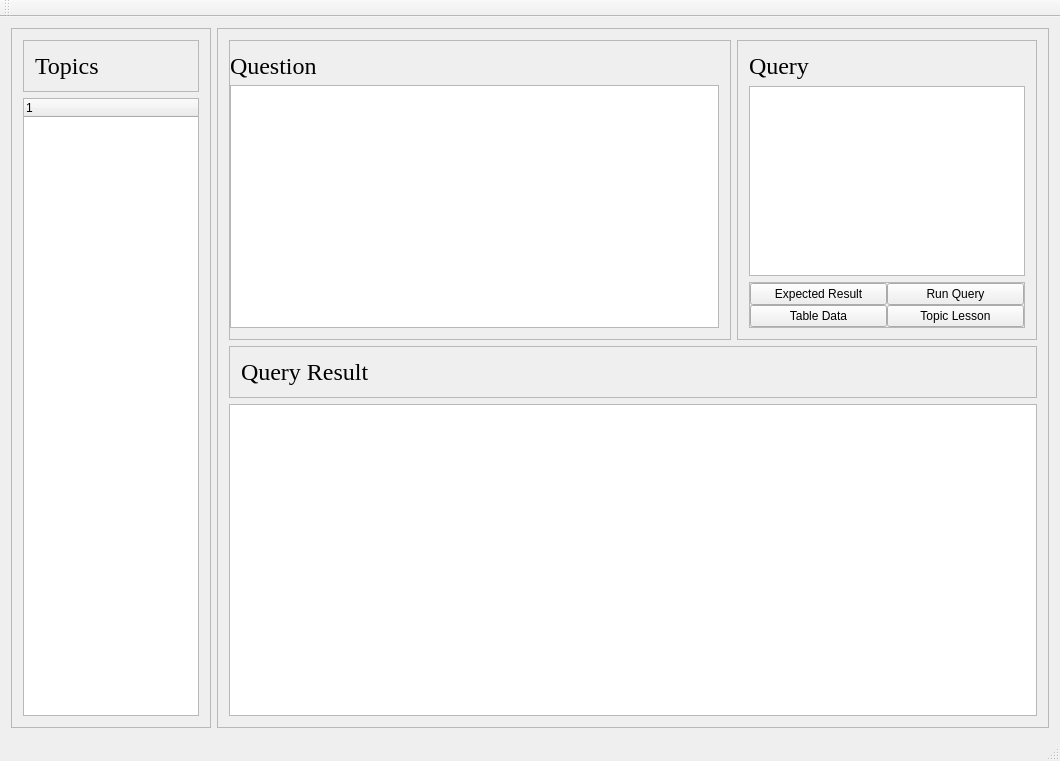
Qt form mainwindow.ui (tuxta/myquerytutor) before a commit.
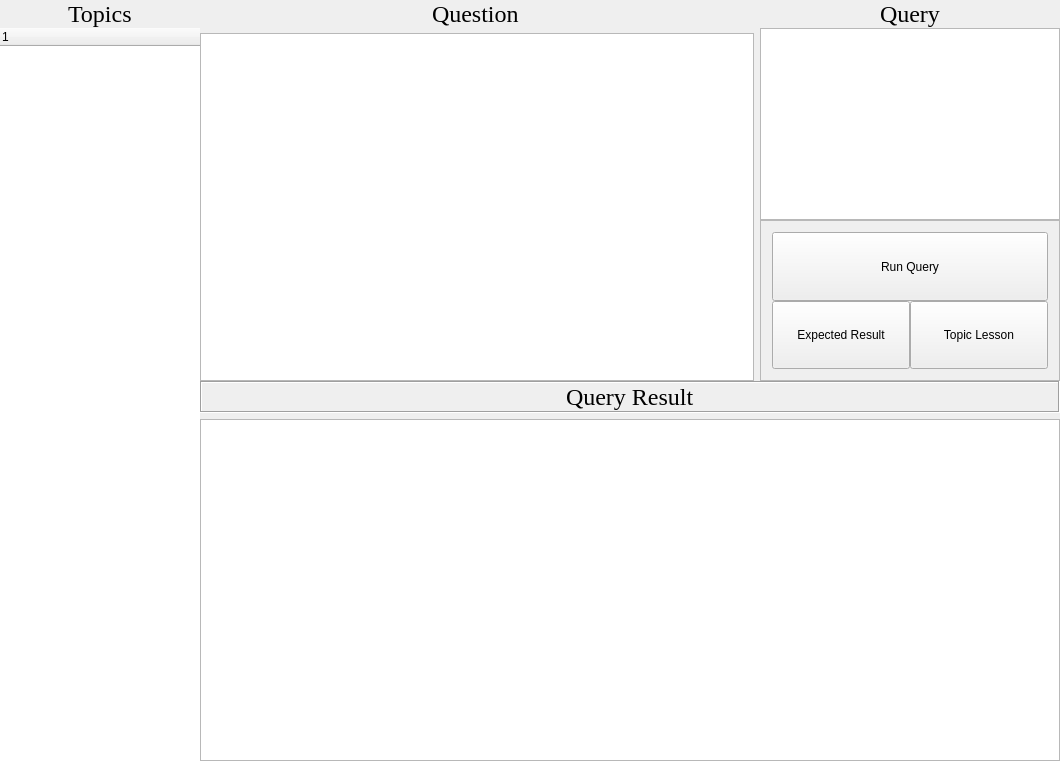
The same form after that commit.

Commit message: Ported MyQueryTutor to Python and added functionality. Added the lesson and expected result button operations

```diff
--- a/mainwindow.ui
+++ b/mainwindow.ui
@@ -15,7 +15,7 @@
   </property>
   <widget class="QWidget" name="centralWidget">
    <property name="sizePolicy">
-    <sizepolicy hsizetype="Preferred" vsizetype="MinimumExpanding">
+    <sizepolicy hsizetype="Expanding" vsizetype="Expanding">
      <horstretch>0</horstretch>
      <verstretch>0</verstretch>
     </sizepolicy>
@@ -27,12 +27,30 @@
     </size>
    </property>
    <layout class="QGridLayout" name="gridLayout_3">
+    <property name="leftMargin">
+     <number>0</number>
+    </property>
+    <property name="topMargin">
+     <number>0</number>
+    </property>
+    <property name="rightMargin">
+     <number>0</number>
+    </property>
+    <property name="bottomMargin">
+     <number>0</number>
+    </property>
+    <property name="spacing">
+     <number>0</number>
+    </property>
     <item row="0" column="0">
      <layout class="QHBoxLayout" name="horizontalLayout_3">
+      <property name="spacing">
+       <number>0</number>
+      </property>
       <item>
        <widget class="QFrame" name="frame">
         <property name="sizePolicy">
-         <sizepolicy hsizetype="Fixed" vsizetype="Preferred">
+         <sizepolicy hsizetype="Expanding" vsizetype="Expanding">
           <horstretch>0</horstretch>
           <verstretch>0</verstretch>
          </sizepolicy>
@@ -50,21 +68,73 @@
          </size>
         </property>
         <property name="frameShape">
-         <enum>QFrame::StyledPanel</enum>
+         <enum>QFrame::NoFrame</enum>
         </property>
         <property name="frameShadow">
-         <enum>QFrame::Raised</enum>
+         <enum>QFrame::Plain</enum>
+        </property>
+        <property name="lineWidth">
+         <number>0</number>
         </property>
         <layout class="QVBoxLayout" name="verticalLayout">
+         <property name="spacing">
+          <number>0</number>
+         </property>
+         <property name="sizeConstraint">
+          <enum>QLayout::SetNoConstraint</enum>
+         </property>
+         <property name="leftMargin">
+          <number>0</number>
+         </property>
+         <property name="topMargin">
+          <number>0</number>
+         </property>
+         <property name="rightMargin">
+          <number>0</number>
+         </property>
+         <property name="bottomMargin">
+          <number>0</number>
+         </property>
          <item>
           <widget class="QFrame" name="frame_6">
            <property name="frameShape">
-            <enum>QFrame::StyledPanel</enum>
+            <enum>QFrame::NoFrame</enum>
            </property>
            <property name="frameShadow">
-            <enum>QFrame::Raised</enum>
+            <enum>QFrame::Plain</enum>
+           </property>
+           <property name="lineWidth">
+            <number>0</number>
            </property>
            <layout class="QHBoxLayout" name="horizontalLayout">
+            <property name="spacing">
+             <number>6</number>
+            </property>
+            <property name="leftMargin">
+             <number>0</number>
+            </property>
+            <property name="topMargin">
+             <number>0</number>
+            </property>
+            <property name="rightMargin">
+             <number>0</number>
+            </property>
+            <property name="bottomMargin">
+             <number>0</number>
+            </property>
+            <item>
+             <spacer name="horizontalSpacer_8">
+              <property name="orientation">
+               <enum>Qt::Horizontal</enum>
+              </property>
+              <property name="sizeHint" stdset="0">
+               <size>
+                <width>40</width>
+                <height>20</height>
+               </size>
+              </property>
+             </spacer>
+            </item>
             <item>
              <widget class="QLabel" name="label">
               <property name="sizePolicy">
@@ -108,6 +178,12 @@
          </item>
          <item>
           <widget class="QTreeWidget" name="questionSelectTree">
+           <property name="frameShape">
+            <enum>QFrame::NoFrame</enum>
+           </property>
+           <property name="frameShadow">
+            <enum>QFrame::Plain</enum>
+           </property>
            <column>
             <property name="text">
              <string notr="true">1</string>
@@ -121,7 +197,7 @@
       <item>
        <widget class="QFrame" name="frame_2">
         <property name="sizePolicy">
-         <sizepolicy hsizetype="Preferred" vsizetype="Expanding">
+         <sizepolicy hsizetype="Expanding" vsizetype="Expanding">
           <horstretch>0</horstretch>
           <verstretch>0</verstretch>
          </sizepolicy>
@@ -133,20 +209,47 @@
          </size>
         </property>
         <property name="frameShape">
-         <enum>QFrame::StyledPanel</enum>
+         <enum>QFrame::NoFrame</enum>
         </property>
         <property name="frameShadow">
-         <enum>QFrame::Raised</enum>
+         <enum>QFrame::Plain</enum>
+        </property>
+        <property name="lineWidth">
+         <number>0</number>
         </property>
         <layout class="QGridLayout" name="gridLayout_5">
+         <property name="sizeConstraint">
+          <enum>QLayout::SetNoConstraint</enum>
+         </property>
+         <property name="leftMargin">
+          <number>0</number>
+         </property>
+         <property name="topMargin">
+          <number>0</number>
+         </property>
+         <property name="rightMargin">
+          <number>0</number>
+         </property>
+         <property name="bottomMargin">
+          <number>0</number>
+         </property>
+         <property name="spacing">
+          <number>0</number>
+         </property>
          <item row="0" column="0">
           <layout class="QVBoxLayout" name="verticalLayout_6">
+           <property name="spacing">
+            <number>0</number>
+           </property>
+           <property name="sizeConstraint">
+            <enum>QLayout::SetNoConstraint</enum>
+           </property>
            <item>
             <layout class="QHBoxLayout" name="horizontalLayout_5">
              <item>
               <widget class="QFrame" name="frame_5">
                <property name="sizePolicy">
-                <sizepolicy hsizetype="MinimumExpanding" vsizetype="Fixed">
+                <sizepolicy hsizetype="Expanding" vsizetype="Expanding">
                  <horstretch>0</horstretch>
                  <verstretch>0</verstretch>
                 </sizepolicy>
@@ -157,26 +260,51 @@
                  <height>300</height>
                 </size>
                </property>
-               <property name="maximumSize">
-                <size>
-                 <width>16777215</width>
-                 <height>300</height>
-                </size>
-               </property>
                <property name="frameShape">
-                <enum>QFrame::StyledPanel</enum>
+                <enum>QFrame::NoFrame</enum>
                </property>
                <property name="frameShadow">
-                <enum>QFrame::Raised</enum>
+                <enum>QFrame::Plain</enum>
+               </property>
+               <property name="lineWidth">
+                <number>0</number>
                </property>
                <layout class="QGridLayout" name="gridLayout_2">
                 <property name="leftMargin">
                  <number>0</number>
                 </property>
+                <property name="topMargin">
+                 <number>0</number>
+                </property>
+                <property name="rightMargin">
+                 <number>0</number>
+                </property>
+                <property name="bottomMargin">
+                 <number>0</number>
+                </property>
+                <property name="spacing">
+                 <number>0</number>
+                </property>
                 <item row="0" column="0">
                  <layout class="QVBoxLayout" name="verticalLayout_2">
                   <item>
                    <layout class="QHBoxLayout" name="horizontalLayout_2">
+                    <property name="spacing">
+                     <number>0</number>
+                    </property>
+                    <item>
+                     <spacer name="horizontalSpacer_4">
+                      <property name="orientation">
+                       <enum>Qt::Horizontal</enum>
+                      </property>
+                      <property name="sizeHint" stdset="0">
+                       <size>
+                        <width>40</width>
+                        <height>20</height>
+                       </size>
+                      </property>
+                     </spacer>
+                    </item>
                     <item>
                      <widget class="QLabel" name="label_question">
                       <property name="sizePolicy">
@@ -215,8 +343,8 @@
                       </property>
                       <property name="sizeHint" stdset="0">
                        <size>
-                        <width>358</width>
-                        <height>17</height>
+                        <width>40</width>
+                        <height>20</height>
                        </size>
                       </property>
                      </spacer>
@@ -261,7 +389,7 @@
              <item>
               <widget class="QFrame" name="frame_3">
                <property name="sizePolicy">
-                <sizepolicy hsizetype="Fixed" vsizetype="Fixed">
+                <sizepolicy hsizetype="Expanding" vsizetype="Expanding">
                  <horstretch>0</horstretch>
                  <verstretch>0</verstretch>
                 </sizepolicy>
@@ -275,22 +403,65 @@
                <property name="maximumSize">
                 <size>
                  <width>300</width>
-                 <height>300</height>
+                 <height>16777215</height>
                 </size>
                </property>
                <property name="frameShape">
-                <enum>QFrame::StyledPanel</enum>
+                <enum>QFrame::NoFrame</enum>
                </property>
                <property name="frameShadow">
-                <enum>QFrame::Raised</enum>
+                <enum>QFrame::Plain</enum>
+               </property>
+               <property name="lineWidth">
+                <number>0</number>
                </property>
                <layout class="QGridLayout" name="gridLayout_4">
+                <property name="sizeConstraint">
+                 <enum>QLayout::SetNoConstraint</enum>
+                </property>
+                <property name="leftMargin">
+                 <number>0</number>
+                </property>
+                <property name="topMargin">
+                 <number>0</number>
+                </property>
+                <property name="rightMargin">
+                 <number>0</number>
+                </property>
+                <property name="bottomMargin">
+                 <number>0</number>
+                </property>
+                <property name="spacing">
+                 <number>0</number>
+                </property>
                 <item row="0" column="0">
-                 <layout class="QVBoxLayout" name="verticalLayout_5">
+                 <layout class="QVBoxLayout" name="verticalLayout_7">
+                  <property name="spacing">
+                   <number>0</number>
+                  </property>
                   <item>
                    <layout class="QVBoxLayout" name="verticalLayout_4">
+                    <property name="spacing">
+                     <number>0</number>
+                    </property>
                     <item>
                      <layout class="QHBoxLayout" name="horizontalLayout_4">
+                      <property name="spacing">
+                       <number>0</number>
+                      </property>
+                      <item>
+                       <spacer name="horizontalSpacer_6">
+                        <property name="orientation">
+                         <enum>Qt::Horizontal</enum>
+                        </property>
+                        <property name="sizeHint" stdset="0">
+                         <size>
+                          <width>40</width>
+                          <height>20</height>
+                         </size>
+                        </property>
+                       </spacer>
+                      </item>
                       <item>
                        <widget class="QLabel" name="label_query">
                         <property name="sizePolicy">
@@ -311,14 +482,14 @@
                        </widget>
                       </item>
                       <item>
-                       <spacer name="horizontalSpacer_6">
+                       <spacer name="horizontalSpacer_7">
                         <property name="orientation">
                          <enum>Qt::Horizontal</enum>
                         </property>
                         <property name="sizeHint" stdset="0">
                          <size>
-                          <width>258</width>
-                          <height>24</height>
+                          <width>40</width>
+                          <height>20</height>
                          </size>
                         </property>
                        </spacer>
@@ -386,72 +557,64 @@
                      <number>0</number>
                     </property>
                     <layout class="QGridLayout" name="gridLayout">
-                     <property name="leftMargin">
-                      <number>0</number>
-                     </property>
-                     <property name="topMargin">
-                      <number>0</number>
-                     </property>
-                     <property name="rightMargin">
-                      <number>0</number>
-                     </property>
-                     <property name="bottomMargin">
-                      <number>0</number>
-                     </property>
-                     <property name="spacing">
-                      <number>0</number>
-                     </property>
                      <item row="0" column="0">
-                      <widget class="QPushButton" name="expectedResult_button">
-                       <property name="sizePolicy">
-                        <sizepolicy hsizetype="Expanding" vsizetype="Expanding">
-                         <horstretch>0</horstretch>
-                         <verstretch>0</verstretch>
-                        </sizepolicy>
+                      <layout class="QVBoxLayout" name="verticalLayout_5">
+                       <property name="spacing">
+                        <number>0</number>
                        </property>
-                       <property name="text">
-                        <string>Expected Result</string>
-                       </property>
-                      </widget>
-                     </item>
-                     <item row="0" column="1">
-                      <widget class="QPushButton" name="runQuery_button">
-                       <property name="sizePolicy">
-                        <sizepolicy hsizetype="Expanding" vsizetype="Expanding">
-                         <horstretch>0</horstretch>
-                         <verstretch>0</verstretch>
-                        </sizepolicy>
-                       </property>
-                       <property name="text">
-                        <string>Run Query</string>
-                       </property>
-                      </widget>
-                     </item>
-                     <item row="1" column="0">
-                      <widget class="QPushButton" name="tableData_button">
-                       <property name="sizePolicy">
-                        <sizepolicy hsizetype="Expanding" vsizetype="Expanding">
-                         <horstretch>0</horstretch>
-                         <verstretch>0</verstretch>
-                        </sizepolicy>
-                       </property>
-                       <property name="text">
-                        <string>Table Data</string>
-                       </property>
-                      </widget>
-                     </item>
-                     <item row="1" column="1">
-                      <widget class="QPushButton" name="help_button">
-                       <property name="sizePolicy">
-                        <sizepolicy hsizetype="Expanding" vsizetype="Expanding">
-                         <horstretch>0</horstretch>
-                         <verstretch>0</verstretch>
-                        </sizepolicy>
-                       </property>
-                       <property name="text">
-                        <string>Topic Lesson</string>
-                       </property>
-                      </widget>
+                       <item>
+                        <widget class="QPushButton" name="runQuery_button">
+                         <property name="sizePolicy">
+                          <sizepolicy hsizetype="Expanding" vsizetype="Expanding">
+                           <horstretch>0</horstretch>
+                           <verstretch>0</verstretch>
+                          </sizepolicy>
+                         </property>
+                         <property name="text">
+                          <string>Run Query</string>
+                         </property>
+                        </widget>
+                       </item>
+                       <item>
+                        <layout class="QHBoxLayout" name="horizontalLayout_8">
+                         <property name="spacing">
+                          <number>0</number>
+                         </property>
+                         <item>
+                          <widget class="QPushButton" name="expectedResult_button">
+                           <property name="sizePolicy">
+                            <sizepolicy hsizetype="Expanding" vsizetype="Expanding">
+                             <horstretch>0</horstretch>
+                             <verstretch>0</verstretch>
+                            </sizepolicy>
+                           </property>
+                           <property name="minimumSize">
+                            <size>
+                             <width>60</width>
+                             <height>20</height>
+                            </size>
+                           </property>
+                           <property name="text">
+                            <string>Expected Result</string>
+                           </property>
+                          </widget>
+                         </item>
+                         <item>
+                          <widget class="QPushButton" name="help_button">
+                           <property name="sizePolicy">
+                            <sizepolicy hsizetype="Expanding" vsizetype="Expanding">
+                             <horstretch>0</horstretch>
+                             <verstretch>0</verstretch>
+                            </sizepolicy>
+                           </property>
+                           <property name="text">
+                            <string>Topic Lesson</string>
+                           </property>
+                          </widget>
+                         </item>
+                        </layout>
+                       </item>
+                      </layout>
                      </item>
                     </layout>
                    </widget>
@@ -467,13 +630,47 @@
             <layout class="QVBoxLayout" name="verticalLayout_3">
              <item>
               <widget class="QFrame" name="frame_4">
+               <property name="sizePolicy">
+                <sizepolicy hsizetype="Expanding" vsizetype="Fixed">
+                 <horstretch>0</horstretch>
+                 <verstretch>0</verstretch>
+                </sizepolicy>
+               </property>
                <property name="frameShape">
-                <enum>QFrame::StyledPanel</enum>
+                <enum>QFrame::Box</enum>
                </property>
                <property name="frameShadow">
-                <enum>QFrame::Raised</enum>
+                <enum>QFrame::Sunken</enum>
                </property>
                <layout class="QHBoxLayout" name="horizontalLayout_7">
+                <property name="spacing">
+                 <number>0</number>
+                </property>
+                <property name="leftMargin">
+                 <number>0</number>
+                </property>
+                <property name="topMargin">
+                 <number>0</number>
+                </property>
+                <property name="rightMargin">
+                 <number>0</number>
+                </property>
+                <property name="bottomMargin">
+                 <number>0</number>
+                </property>
+                <item>
+                 <spacer name="horizontalSpacer_5">
+                  <property name="orientation">
+                   <enum>Qt::Horizontal</enum>
+                  </property>
+                  <property name="sizeHint" stdset="0">
+                   <size>
+                    <width>40</width>
+                    <height>20</height>
+                   </size>
+                  </property>
+                 </spacer>
+                </item>
                 <item>
                  <widget class="QLabel" name="label_queryResult">
                   <property name="font">
@@ -494,7 +691,7 @@
                   </property>
                   <property name="sizeHint" stdset="0">
                    <size>
-                    <width>582</width>
+                    <width>40</width>
                     <height>20</height>
                    </size>
                   </property>
@@ -534,15 +731,6 @@
     </rect>
    </property>
   </widget>
-  <widget class="QToolBar" name="mainToolBar">
-   <attribute name="toolBarArea">
-    <enum>TopToolBarArea</enum>
-   </attribute>
-   <attribute name="toolBarBreak">
-    <bool>false</bool>
-   </attribute>
-  </widget>
-  <widget class="QStatusBar" name="statusBar"/>
  </widget>
  <layoutdefault spacing="6" margin="11"/>
  <resources/>
```
The commit also changes 11 other files.
